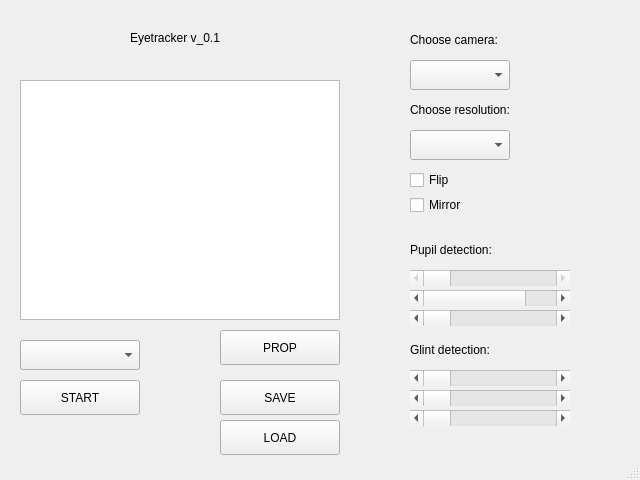
Before: the Qt Designer form eyetracker/gui/eyetracker-ng.ui in karolaug/pisak, drawn with Qt 5.
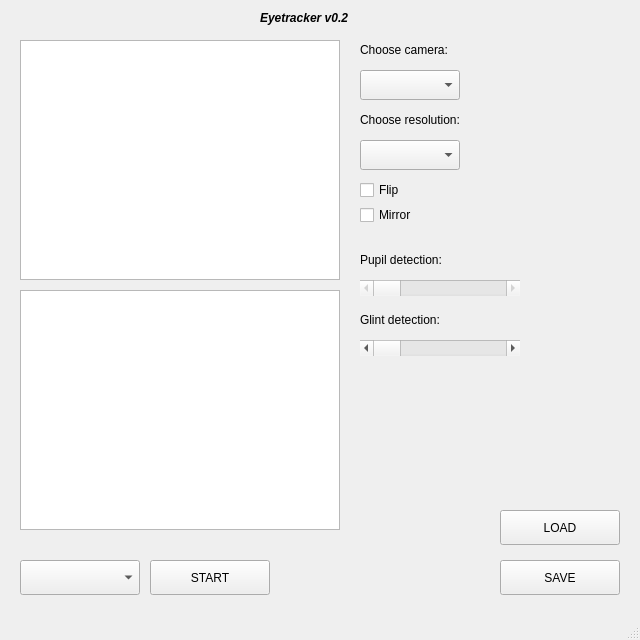
After: the same form once the commit is applied. Icons and pictures are not drawn.

Commit message: Huge interface update

```diff
--- a/eyetracker/gui/eyetracker-ng.ui
+++ b/eyetracker/gui/eyetracker-ng.ui
@@ -5,24 +5,16 @@
   <property name="enabled">
    <bool>true</bool>
   </property>
-  <property name="geometry">
-   <rect>
-    <x>0</x>
-    <y>0</y>
-    <width>640</width>
-    <height>480</height>
-   </rect>
-  </property>
   <property name="minimumSize">
    <size>
     <width>640</width>
-    <height>480</height>
+    <height>640</height>
    </size>
   </property>
   <property name="maximumSize">
    <size>
     <width>640</width>
-    <height>480</height>
+    <height>640</height>
    </size>
   </property>
   <property name="windowTitle">
@@ -37,7 +29,7 @@
     <property name="geometry">
      <rect>
       <x>20</x>
-      <y>80</y>
+      <y>40</y>
       <width>320</width>
       <height>240</height>
      </rect>
@@ -49,14 +41,21 @@
     </property>
     <property name="geometry">
      <rect>
-      <x>130</x>
-      <y>30</y>
-      <width>111</width>
+      <x>260</x>
+      <y>10</y>
+      <width>120</width>
       <height>16</height>
      </rect>
     </property>
+    <property name="font">
+     <font>
+      <weight>75</weight>
+      <italic>true</italic>
+      <bold>true</bold>
+     </font>
+    </property>
     <property name="text">
-     <string>Eyetracker v_0.1</string>
+     <string>Eyetracker v0.2</string>
     </property>
     <property name="textFormat">
      <enum>Qt::RichText</enum>
@@ -65,8 +64,8 @@
    <widget class="QPushButton" name="btn_start">
     <property name="geometry">
      <rect>
-      <x>20</x>
-      <y>380</y>
+      <x>150</x>
+      <y>560</y>
       <width>120</width>
       <height>35</height>
      </rect>
@@ -79,34 +78,11 @@
       <normaloff>../../Obrazy/Ikonki/Faenza_1.3/actions/dialog-ok.svg</normaloff>../../Obrazy/Ikonki/Faenza_1.3/actions/dialog-ok.svg</iconset>
     </property>
    </widget>
-   <widget class="QPushButton" name="btn_settings">
-    <property name="geometry">
-     <rect>
-      <x>220</x>
-      <y>330</y>
-      <width>120</width>
-      <height>35</height>
-     </rect>
-    </property>
-    <property name="text">
-     <string>PROP</string>
-    </property>
-    <property name="icon">
-     <iconset>
-      <normaloff>../../Obrazy/Ikonki/Faenza_1.3/actions/document-properties.svg</normaloff>../../Obrazy/Ikonki/Faenza_1.3/actions/document-properties.svg</iconset>
-    </property>
-    <property name="iconSize">
-     <size>
-      <width>24</width>
-      <height>24</height>
-     </size>
-    </property>
-   </widget>
    <widget class="QLabel" name="lbl_setCamera">
     <property name="geometry">
      <rect>
-      <x>410</x>
-      <y>30</y>
+      <x>360</x>
+      <y>40</y>
       <width>111</width>
       <height>20</height>
      </rect>
@@ -118,8 +94,8 @@
    <widget class="QLabel" name="lbl_setResolution">
     <property name="geometry">
      <rect>
-      <x>410</x>
-      <y>100</y>
+      <x>360</x>
+      <y>110</y>
       <width>141</width>
       <height>20</height>
      </rect>
@@ -131,8 +107,8 @@
    <widget class="QComboBox" name="cmb_setCamera">
     <property name="geometry">
      <rect>
-      <x>410</x>
-      <y>60</y>
+      <x>360</x>
+      <y>70</y>
       <width>100</width>
       <height>30</height>
      </rect>
@@ -141,8 +117,8 @@
    <widget class="QComboBox" name="cmb_setResolution">
     <property name="geometry">
      <rect>
-      <x>410</x>
-      <y>130</y>
+      <x>360</x>
+      <y>140</y>
       <width>100</width>
       <height>30</height>
      </rect>
@@ -151,8 +127,8 @@
    <widget class="QCheckBox" name="chb_flip">
     <property name="geometry">
      <rect>
-      <x>410</x>
-      <y>170</y>
+      <x>360</x>
+      <y>180</y>
       <width>94</width>
       <height>20</height>
      </rect>
@@ -164,8 +140,8 @@
    <widget class="QCheckBox" name="chb_mirror">
     <property name="geometry">
      <rect>
-      <x>410</x>
-      <y>195</y>
+      <x>360</x>
+      <y>205</y>
       <width>94</width>
       <height>20</height>
      </rect>
@@ -177,8 +153,8 @@
    <widget class="QLabel" name="lbl_pupilDetection">
     <property name="geometry">
      <rect>
-      <x>410</x>
-      <y>240</y>
+      <x>360</x>
+      <y>250</y>
       <width>111</width>
       <height>20</height>
      </rect>
@@ -193,8 +169,8 @@
     </property>
     <property name="geometry">
      <rect>
-      <x>410</x>
-      <y>270</y>
+      <x>360</x>
+      <y>280</y>
       <width>160</width>
       <height>16</height>
      </rect>
@@ -209,66 +185,8 @@
    <widget class="QLabel" name="lbl_pupil1">
     <property name="geometry">
      <rect>
-      <x>580</x>
-      <y>270</y>
-      <width>20</width>
-      <height>16</height>
-     </rect>
-    </property>
-    <property name="text">
-     <string/>
-    </property>
-   </widget>
-   <widget class="QLabel" name="lbl_pupil2">
-    <property name="geometry">
-     <rect>
-      <x>580</x>
-      <y>290</y>
-      <width>20</width>
-      <height>16</height>
-     </rect>
-    </property>
-    <property name="text">
-     <string/>
-    </property>
-   </widget>
-   <widget class="QScrollBar" name="hsb_pupil2">
-    <property name="geometry">
-     <rect>
-      <x>410</x>
-      <y>290</y>
-      <width>160</width>
-      <height>16</height>
-     </rect>
-    </property>
-    <property name="maximum">
-     <number>3</number>
-    </property>
-    <property name="orientation">
-     <enum>Qt::Horizontal</enum>
-    </property>
-   </widget>
-   <widget class="QScrollBar" name="hsb_pupil3">
-    <property name="geometry">
-     <rect>
-      <x>410</x>
-      <y>310</y>
-      <width>160</width>
-      <height>16</height>
-     </rect>
-    </property>
-    <property name="maximum">
-     <number>255</number>
-    </property>
-    <property name="orientation">
-     <enum>Qt::Horizontal</enum>
-    </property>
-   </widget>
-   <widget class="QLabel" name="lbl_pupil3">
-    <property name="geometry">
-     <rect>
-      <x>580</x>
-      <y>310</y>
+      <x>530</x>
+      <y>280</y>
       <width>20</width>
       <height>16</height>
      </rect>
@@ -280,8 +198,8 @@
    <widget class="QLabel" name="lbl_glintDetection">
     <property name="geometry">
      <rect>
-      <x>410</x>
-      <y>340</y>
+      <x>360</x>
+      <y>310</y>
       <width>111</width>
       <height>20</height>
      </rect>
@@ -290,69 +208,11 @@
      <string>Glint detection:</string>
     </property>
    </widget>
-   <widget class="QScrollBar" name="hsb_glint2">
-    <property name="geometry">
-     <rect>
-      <x>410</x>
-      <y>390</y>
-      <width>160</width>
-      <height>16</height>
-     </rect>
-    </property>
-    <property name="maximum">
-     <number>107</number>
-    </property>
-    <property name="orientation">
-     <enum>Qt::Horizontal</enum>
-    </property>
-   </widget>
-   <widget class="QScrollBar" name="hsb_glint3">
-    <property name="geometry">
-     <rect>
-      <x>410</x>
-      <y>410</y>
-      <width>160</width>
-      <height>16</height>
-     </rect>
-    </property>
-    <property name="maximum">
-     <number>255</number>
-    </property>
-    <property name="orientation">
-     <enum>Qt::Horizontal</enum>
-    </property>
-   </widget>
-   <widget class="QLabel" name="lbl_glint2">
-    <property name="geometry">
-     <rect>
-      <x>580</x>
-      <y>390</y>
-      <width>20</width>
-      <height>16</height>
-     </rect>
-    </property>
-    <property name="text">
-     <string/>
-    </property>
-   </widget>
    <widget class="QLabel" name="lbl_glint1">
     <property name="geometry">
      <rect>
-      <x>580</x>
-      <y>370</y>
-      <width>20</width>
-      <height>16</height>
-     </rect>
-    </property>
-    <property name="text">
-     <string/>
-    </property>
-   </widget>
-   <widget class="QLabel" name="lbl_glint3">
-    <property name="geometry">
-     <rect>
-      <x>580</x>
-      <y>410</y>
+      <x>530</x>
+      <y>340</y>
       <width>20</width>
       <height>16</height>
      </rect>
@@ -364,8 +224,8 @@
    <widget class="QScrollBar" name="hsb_glint1">
     <property name="geometry">
      <rect>
-      <x>410</x>
-      <y>370</y>
+      <x>360</x>
+      <y>340</y>
       <width>160</width>
       <height>16</height>
      </rect>
@@ -381,17 +241,17 @@
     <property name="geometry">
      <rect>
       <x>20</x>
-      <y>340</y>
+      <y>560</y>
       <width>120</width>
-      <height>30</height>
+      <height>35</height>
      </rect>
     </property>
    </widget>
    <widget class="QPushButton" name="btn_load">
     <property name="geometry">
      <rect>
-      <x>220</x>
-      <y>420</y>
+      <x>500</x>
+      <y>510</y>
       <width>120</width>
       <height>35</height>
      </rect>
@@ -413,8 +273,8 @@
    <widget class="QPushButton" name="btn_save">
     <property name="geometry">
      <rect>
-      <x>220</x>
-      <y>380</y>
+      <x>500</x>
+      <y>560</y>
       <width>120</width>
       <height>35</height>
      </rect>
@@ -433,6 +293,16 @@
      </size>
     </property>
    </widget>
+   <widget class="QGraphicsView" name="graphicsView_2">
+    <property name="geometry">
+     <rect>
+      <x>20</x>
+      <y>290</y>
+      <width>320</width>
+      <height>240</height>
+     </rect>
+    </property>
+   </widget>
   </widget>
   <widget class="QStatusBar" name="statusbar"/>
  </widget>
```
The commit also changes 5 other files.
